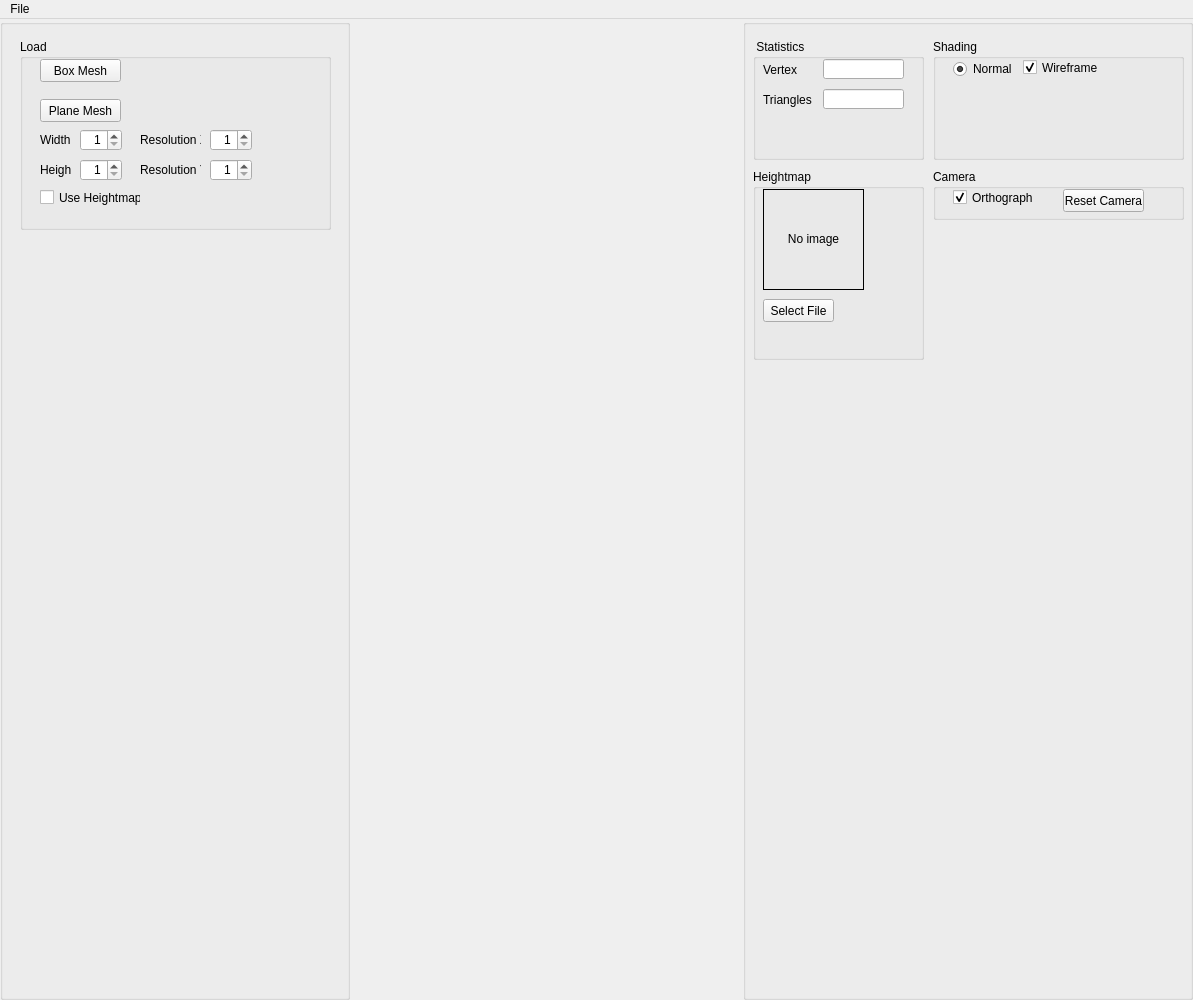
The window that TerrainGeneration/UI/interface.ui (amatheo/LIFPROJET-TerrainGeneration) describes before a commit, drawn with Qt 5.
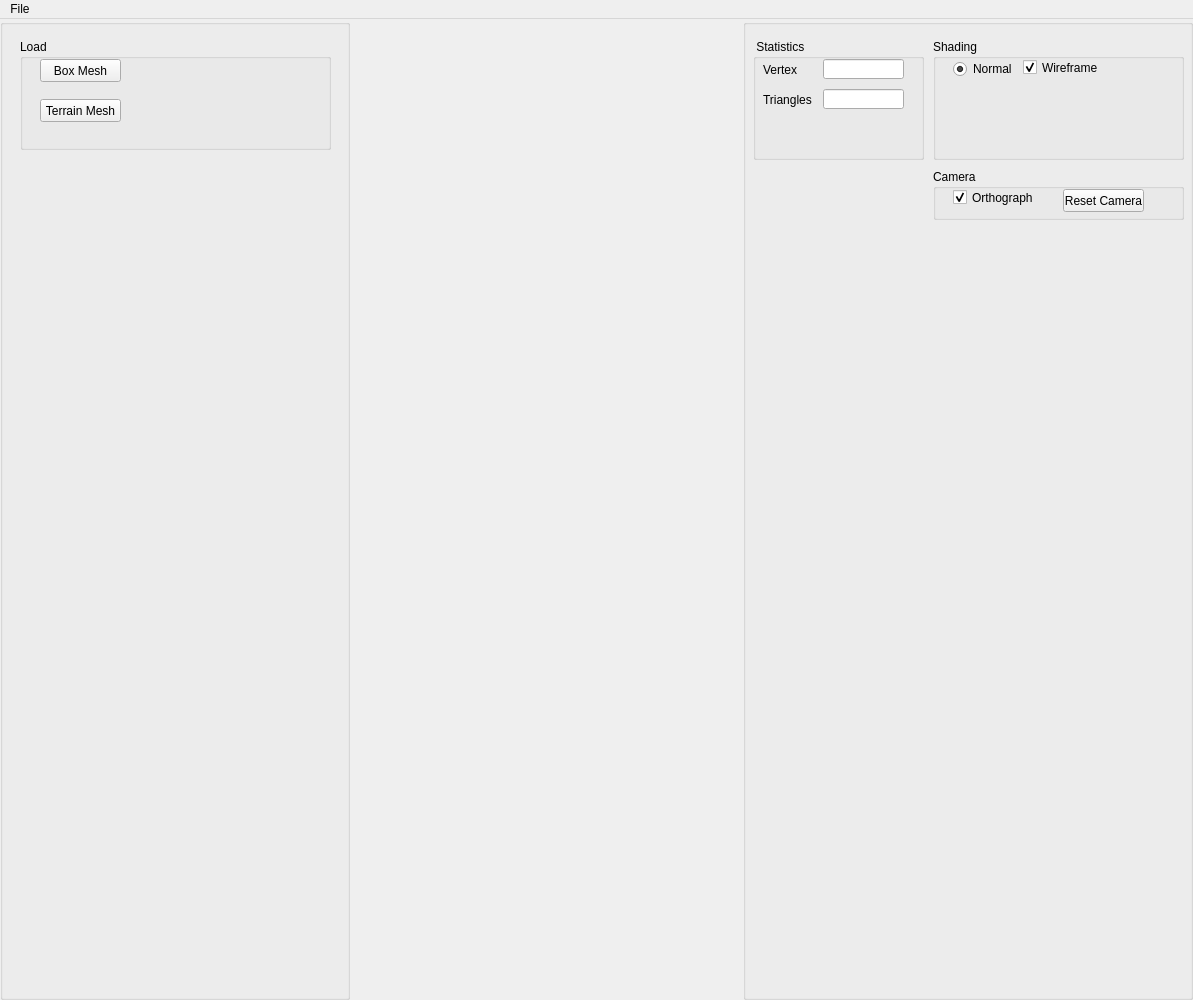
The same window after the commit.

Commit message: fix : added compatibility with terrain

```diff
--- a/TerrainGeneration/UI/interface.ui
+++ b/TerrainGeneration/UI/interface.ui
@@ -62,7 +62,7 @@
          <x>20</x>
          <y>20</y>
          <width>311</width>
-         <height>191</height>
+         <height>111</height>
         </rect>
        </property>
        <property name="title">
@@ -113,165 +113,12 @@
 &lt;p style=&quot; margin-top:0px; margin-bottom:0px; margin-left:0px; margin-right:0px; -qt-block-indent:0; text-indent:0px;&quot;&gt;&lt;span style=&quot; font-style:italic; color:#aa00ff;&quot;&gt;Create Eurographics 1996 Bear&lt;/span&gt;&lt;/p&gt;&lt;/body&gt;&lt;/html&gt;</string>
         </property>
         <property name="text">
-         <string>Plane Mesh</string>
+         <string>Terrain Mesh</string>
         </property>
         <property name="checkable">
          <bool>false</bool>
         </property>
        </widget>
-       <widget class="QLabel" name="label">
-        <property name="geometry">
-         <rect>
-          <x>20</x>
-          <y>90</y>
-          <width>31</width>
-          <height>21</height>
-         </rect>
-        </property>
-        <property name="text">
-         <string>Width</string>
-        </property>
-       </widget>
-       <widget class="QLabel" name="label_4">
-        <property name="geometry">
-         <rect>
-          <x>20</x>
-          <y>120</y>
-          <width>31</width>
-          <height>21</height>
-         </rect>
-        </property>
-        <property name="text">
-         <string>Height</string>
-        </property>
-       </widget>
-       <widget class="QSpinBox" name="planeMesh_Y">
-        <property name="geometry">
-         <rect>
-          <x>60</x>
-          <y>120</y>
-          <width>42</width>
-          <height>22</height>
-         </rect>
-        </property>
-        <property name="alignment">
-         <set>Qt::AlignRight|Qt::AlignTrailing|Qt::AlignVCenter</set>
-        </property>
-        <property name="minimum">
-         <number>1</number>
-        </property>
-        <property name="maximum">
-         <number>500</number>
-        </property>
-        <property name="value">
-         <number>1</number>
-        </property>
-       </widget>
-       <widget class="QSpinBox" name="planeMesh_X">
-        <property name="geometry">
-         <rect>
-          <x>60</x>
-          <y>90</y>
-          <width>42</width>
-          <height>22</height>
-         </rect>
-        </property>
-        <property name="alignment">
-         <set>Qt::AlignRight|Qt::AlignTrailing|Qt::AlignVCenter</set>
-        </property>
-        <property name="minimum">
-         <number>1</number>
-        </property>
-        <property name="maximum">
-         <number>500</number>
-        </property>
-        <property name="value">
-         <number>1</number>
-        </property>
-       </widget>
-       <widget class="QSpinBox" name="planeMesh_Res_X">
-        <property name="geometry">
-         <rect>
-          <x>190</x>
-          <y>90</y>
-          <width>42</width>
-          <height>22</height>
-         </rect>
-        </property>
-        <property name="alignment">
-         <set>Qt::AlignRight|Qt::AlignTrailing|Qt::AlignVCenter</set>
-        </property>
-        <property name="minimum">
-         <number>1</number>
-        </property>
-        <property name="maximum">
-         <number>400</number>
-        </property>
-        <property name="value">
-         <number>1</number>
-        </property>
-       </widget>
-       <widget class="QLabel" name="label_5">
-        <property name="geometry">
-         <rect>
-          <x>120</x>
-          <y>90</y>
-          <width>61</width>
-          <height>21</height>
-         </rect>
-        </property>
-        <property name="text">
-         <string>Resolution X</string>
-        </property>
-       </widget>
-       <widget class="QLabel" name="label_6">
-        <property name="geometry">
-         <rect>
-          <x>120</x>
-          <y>120</y>
-          <width>61</width>
-          <height>21</height>
-         </rect>
-        </property>
-        <property name="text">
-         <string>Resolution Y</string>
-        </property>
-       </widget>
-       <widget class="QSpinBox" name="planeMesh_Res_Y">
-        <property name="geometry">
-         <rect>
-          <x>190</x>
-          <y>120</y>
-          <width>42</width>
-          <height>22</height>
-         </rect>
-        </property>
-        <property name="alignment">
-         <set>Qt::AlignRight|Qt::AlignTrailing|Qt::AlignVCenter</set>
-        </property>
-        <property name="minimum">
-         <number>1</number>
-        </property>
-        <property name="maximum">
-         <number>400</number>
-        </property>
-        <property name="value">
-         <number>1</number>
-        </property>
-       </widget>
-       <widget class="QCheckBox" name="useHeightmap">
-        <property name="geometry">
-         <rect>
-          <x>20</x>
-          <y>150</y>
-          <width>101</width>
-          <height>17</height>
-         </rect>
-        </property>
-        <property name="text">
-         <string>Use Heightmap</string>
-        </property>
-       </widget>
       </widget>
      </widget>
     </item>
@@ -474,83 +321,6 @@
         </property>
        </widget>
       </widget>
-      <widget class="QGroupBox" name="groupBox">
-       <property name="geometry">
-        <rect>
-         <x>10</x>
-         <y>150</y>
-         <width>171</width>
-         <height>191</height>
-        </rect>
-       </property>
-       <property name="title">
-        <string>Heightmap</string>
-       </property>
-       <widget class="QLabel" name="selectedImage">
-        <property name="geometry">
-         <rect>
-          <x>10</x>
-          <y>20</y>
-          <width>101</width>
-          <height>101</height>
-         </rect>
-        </property>
-        <property name="mouseTracking">
-         <bool>true</bool>
-        </property>
-        <property name="contextMenuPolicy">
-         <enum>Qt::CustomContextMenu</enum>
-        </property>
-        <property name="acceptDrops">
-         <bool>true</bool>
-        </property>
-        <property name="frameShape">
-         <enum>QFrame::Box</enum>
-        </property>
-        <property name="frameShadow">
-         <enum>QFrame::Plain</enum>
-        </property>
-        <property name="text">
-         <string>No image</string>
-        </property>
-        <property name="textFormat">
-         <enum>Qt::RichText</enum>
-        </property>
-        <property name="scaledContents">
-         <bool>true</bool>
-        </property>
-        <property name="alignment">
-         <set>Qt::AlignCenter</set>
-        </property>
-        <property name="textInteractionFlags">
-         <set>Qt::NoTextInteraction</set>
-        </property>
-       </widget>
-       <widget class="QPushButton" name="loadHeightmapButton">
-        <property name="geometry">
-         <rect>
-          <x>10</x>
-          <y>130</y>
-          <width>71</width>
-          <height>23</height>
-         </rect>
-        </property>
-        <property name="toolTip">
-         <string>&lt;!DOCTYPE HTML PUBLIC &quot;-//W3C//DTD HTML 4.0//EN&quot; &quot;http://www.w3.org/TR/REC-html40/strict.dtd&quot;&gt;
-&lt;html&gt;&lt;head&gt;&lt;meta name=&quot;qrichtext&quot; content=&quot;1&quot; /&gt;&lt;style type=&quot;text/css&quot;&gt;
-p, li { white-space: pre-wrap; }
-&lt;/style&gt;&lt;/head&gt;&lt;body style=&quot; font-family:'MS Shell Dlg 2'; font-size:8pt; font-weight:400; font-style:normal;&quot;&gt;
-&lt;p style=&quot; margin-top:0px; margin-bottom:0px; margin-left:0px; margin-right:0px; -qt-block-indent:0; text-indent:0px;&quot;&gt;&lt;span style=&quot; color:#5500ff;&quot;&gt;Callback #01&lt;/span&gt;&lt;/p&gt;
-&lt;p style=&quot; margin-top:0px; margin-bottom:0px; margin-left:0px; margin-right:0px; -qt-block-indent:0; text-indent:0px;&quot;&gt;&lt;span style=&quot; font-style:italic; color:#aa00ff;&quot;&gt;Create Eurographics 1996 Bear&lt;/span&gt;&lt;/p&gt;&lt;/body&gt;&lt;/html&gt;</string>
-        </property>
-        <property name="text">
-         <string>Select File</string>
-        </property>
-        <property name="checkable">
-         <bool>false</bool>
-        </property>
-       </widget>
-      </widget>
      </widget>
     </item>
    </layout>
```
Left out of the diff: 2 changed lines with no effect on the pictures. The commit also changes 13 other files.
